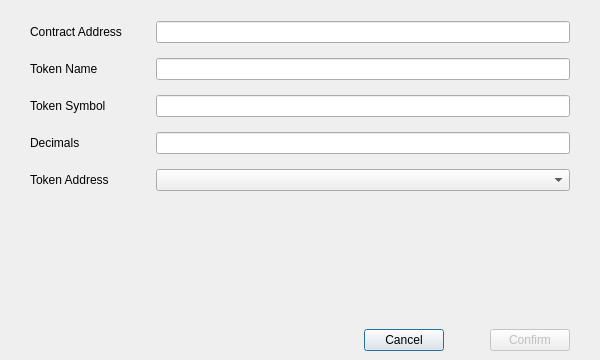
qtumproject/qtum, file src/qt/forms/addtokenpage.ui: the form before one commit.
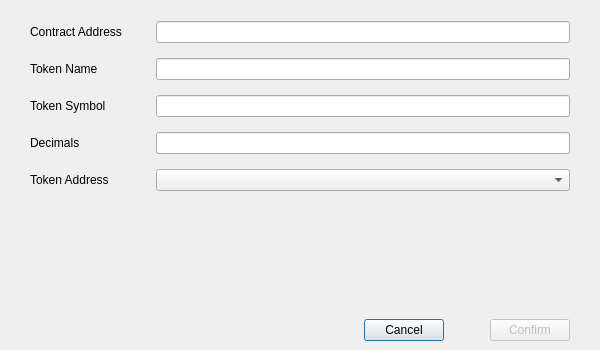
The form after the commit. Custom widgets are drawn as their Qt base class.

What changed in the file:
```diff
--- a/src/qt/forms/addtokenpage.ui
+++ b/src/qt/forms/addtokenpage.ui
@@ -7,9 +7,15 @@
     <x>0</x>
     <y>0</y>
     <width>600</width>
-    <height>360</height>
+    <height>350</height>
    </rect>
   </property>
+  <property name="minimumSize">
+   <size>
+    <width>600</width>
+    <height>350</height>
+   </size>
+  </property>
   <property name="windowTitle">
    <string>ADD Token</string>
   </property>
```
Left out of the diff: 6 changed lines with no effect on the pictures.
